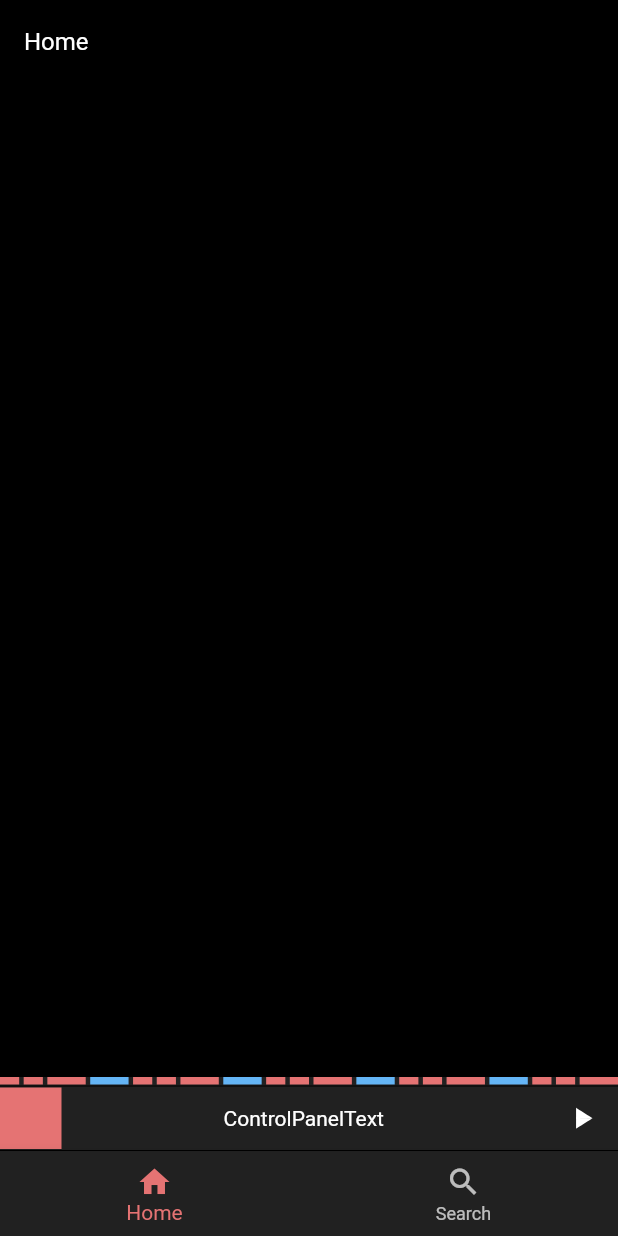
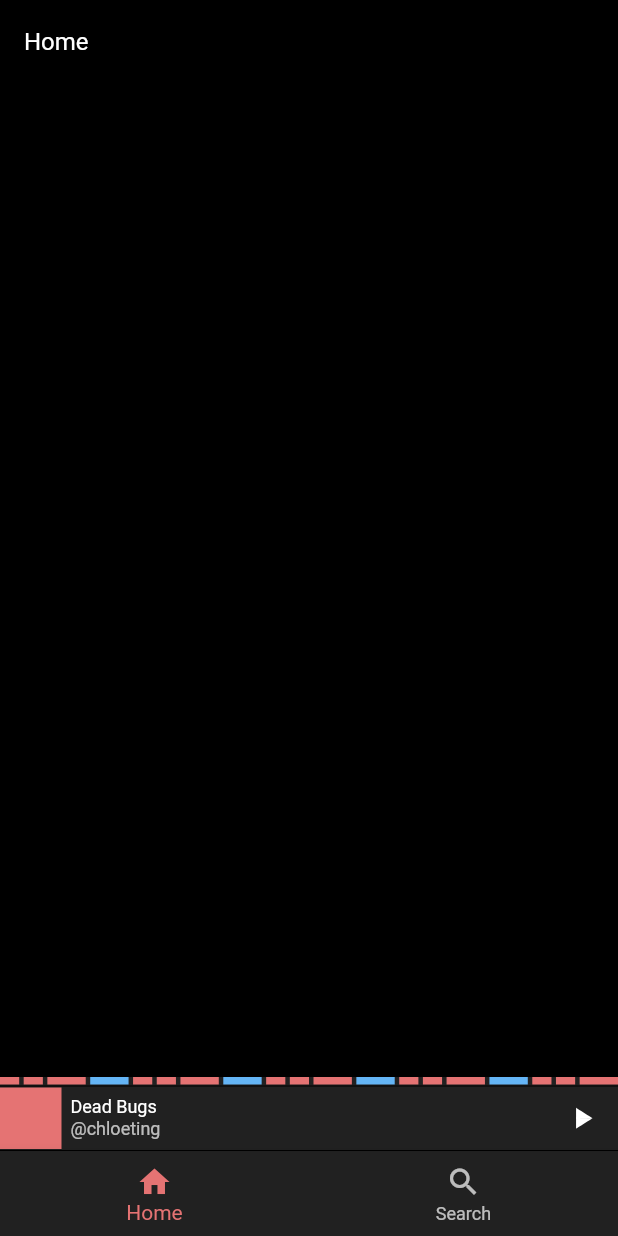
Before and after one commit to ivedone/mvp, a Flutter app: the screen it shows after launch, on a phone screen of 412 x 824 dp. Run offline on Flutter 3.47's test engine with Material 2 defaults, Android fonts, the phone set to English and light mode, and no system bars; our stand-ins replace scrollable_positioned_list.

Commit message:
ControlPanelWidget done without Image in thumbnail

```diff
--- a/lib/components/do_routine/control_panel/control_panel.dart
+++ b/lib/components/do_routine/control_panel/control_panel.dart
@@ -29,8 +29,6 @@ class ControlPanelWidget extends StatelessWidget {
                 child: Column(
                     crossAxisAlignment: CrossAxisAlignment.stretch,
                     children: [
-                      // const LinearProgressIndicator(
-                      //     value: null, color: Colors.white),
                       const DoRoutineProgressIndicator(),
                       _divider(context),
                       Expanded(
--- a/lib/components/do_routine/control_panel/text.dart
+++ b/lib/components/do_routine/control_panel/text.dart
@@ -1,10 +1,38 @@
 import 'package:flutter/material.dart';
+import 'package:provider/provider.dart';
+
+import 'package:mvp/models/do_routine.dart';
 
 class ControlPanelText extends StatelessWidget {
   const ControlPanelText({Key? key}) : super(key: key);
 
   @override
   Widget build(BuildContext context) {
-    return Expanded(child: Center(child: Text('ControlPanelText')));
+    final TextStyle textStyle = Theme.of(context).textTheme.caption!;
+    return Expanded(
+        child: Padding(
+            padding: const EdgeInsets.all(6.0),
+            child: Column(
+                crossAxisAlignment: CrossAxisAlignment.stretch,
+                mainAxisAlignment: MainAxisAlignment.spaceEvenly,
+                children: [
+                  Expanded(
+                      child: Selector<DoRoutineModel, String>(
+                          selector: (_, DoRoutineModel doRoutine) =>
+                              doRoutine.currentTask!.title,
+                          builder: (BuildContext context, String title, __) {
+                            final Color color =
+                                Theme.of(context).colorScheme.onBackground;
+                            return Text(title,
+                                style: textStyle.copyWith(color: color));
+                          })),
+                  Expanded(
+                      child: Selector<DoRoutineModel, String>(
+                          selector: (_, DoRoutineModel doRoutine) =>
+                              doRoutine.routine!.creator.handle,
+                          builder: (BuildContext context, String creator, __) {
+                            return Text(creator, style: textStyle);
+                          }))
+                ])));
   }
 }
--- a/lib/components/do_routine/control_panel/thumbnail.dart
+++ b/lib/components/do_routine/control_panel/thumbnail.dart
@@ -1,7 +1,8 @@
 import 'package:flutter/material.dart';
+import 'package:provider/provider.dart';
+
 import 'package:mvp/models/do_routine.dart';
 import 'package:mvp/models/task.dart';
-import 'package:provider/provider.dart';
 
 class ControlPanelThumbnail extends StatelessWidget {
   const ControlPanelThumbnail({Key? key}) : super(key: key);
--- a/lib/components/do_routine/control_panel/toggle.dart
+++ b/lib/components/do_routine/control_panel/toggle.dart
@@ -57,6 +57,8 @@ class _ControlPanelToggleButtonState extends State<ControlPanelToggleButton>
   @override
   Widget build(BuildContext context) {
     return IconButton(
+        highlightColor: Colors.transparent,
+        splashColor: Colors.transparent,
         onPressed: toggle,
         icon: AnimatedIcon(
             icon: wasPausedOnInit
```
Also changed, not shown: lib/components/progress/chunk/animated_chunk.dart (+4 -3 lines).
